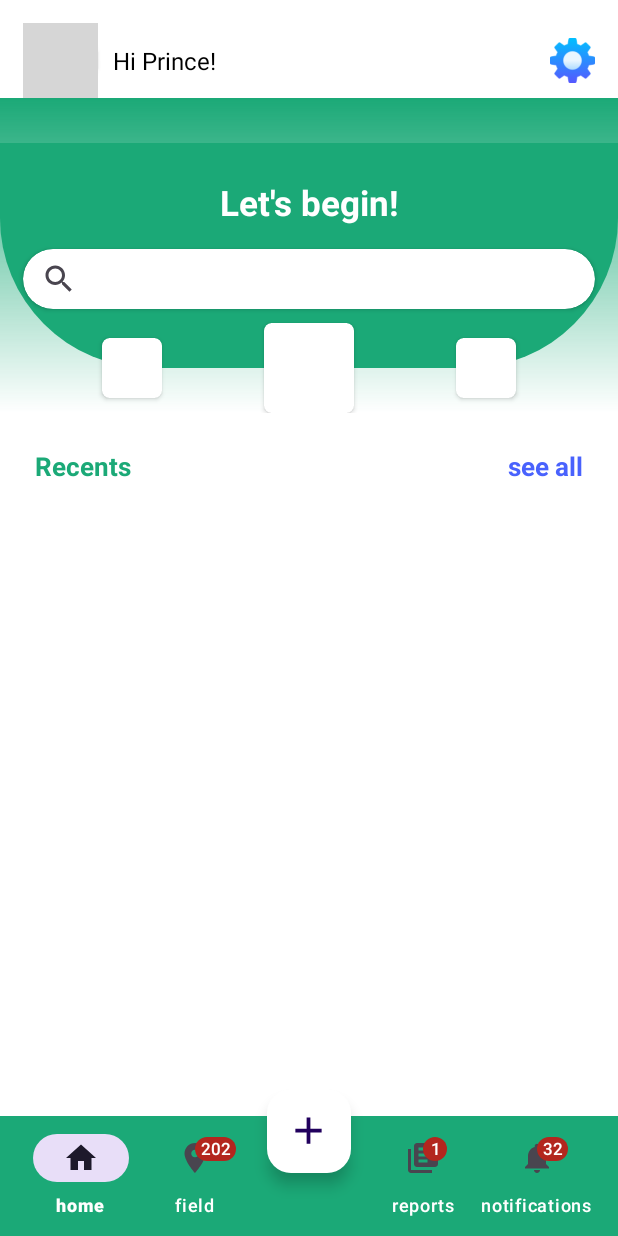
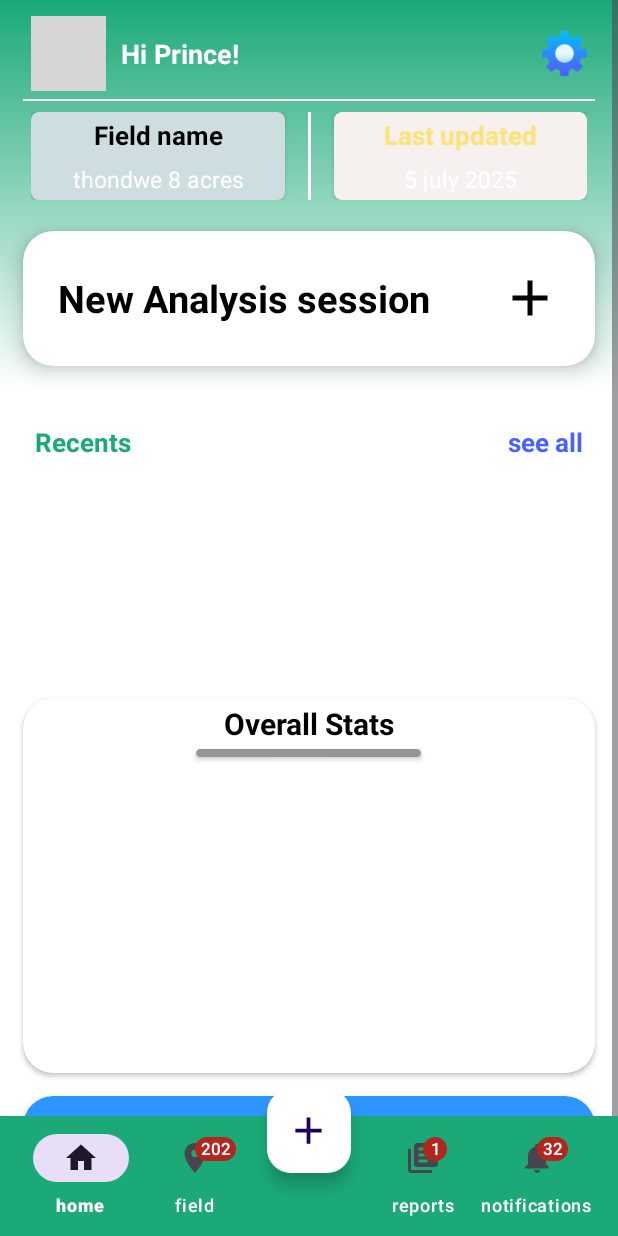
Before and after one commit to bsc-com-ne-05-20/ICT-project, an Android app: the HomeFragment screen opened directly, with no data from a screen before it, on a phone screen of 412 x 824 dp. Run offline under Robolectric (Android 15) with nearby library versions, the phone set to English and light mode, and no system bars; grey boxes are pictures that could not be loaded.

Commit message:
updated the layout of the page

```diff
--- a/app/src/main/res/layout/fragment_home.xml
+++ b/app/src/main/res/layout/fragment_home.xml
@@ -9,6 +9,14 @@
     <LinearLayout
         android:layout_width="match_parent"
         android:layout_height="wrap_content"
+        android:orientation="vertical"
+        android:layout_marginBottom="50dp">
+
+
+        <LinearLayout
+            android:layout_width="match_parent"
+            android:layout_height="wrap_content"
+            android:background="@drawable/shape2"
             android:orientation="vertical">
 
 
@@ -16,9 +24,11 @@
                 android:layout_width="match_parent"
                 android:layout_height="wrap_content"
                 android:orientation="horizontal"
-            android:layout_marginTop="15dp"
+                android:layout_marginTop="5dp"
+                android:gravity="center_vertical"
                 android:layout_marginLeft="15dp"
-            android:layout_marginRight="15dp">
+                android:layout_marginRight="15dp"
+                android:padding="5dp">
 
                 <androidx.cardview.widget.CardView
                     android:layout_width="50dp"
@@ -40,8 +50,9 @@
                     android:layout_gravity="center_vertical"
                     android:padding="10dp"
                     android:layout_weight="1"
-                android:textColor="@color/black"
-                android:textSize="16sp"
+                    android:textStyle="bold"
+                    android:textColor="@color/white"
+                    android:textSize="18sp"
                     android:text="Hi Prince!" />
 
                 <ImageView
@@ -55,90 +66,151 @@
             </LinearLayout>
 
 
+            <LinearLayout
+                android:layout_width="match_parent"
+                android:layout_height="1dp"
+                android:layout_marginStart="15dp"
+                android:layout_marginEnd="15dp"
+                android:background="@color/white"/>
 
-        <androidx.constraintlayout.widget.ConstraintLayout
+
+            <LinearLayout
                 android:layout_width="match_parent"
                 android:layout_height="wrap_content"
-            android:background="@drawable/shape2">
+                android:layout_marginTop="2dp"
+                android:padding="5dp"
+                android:layout_marginStart="15dp"
+                android:layout_marginEnd="15dp"
+                android:orientation="horizontal">
 
-            <LinearLayout
-                android:id="@+id/linearLayout"
-                android:layout_width="0dp"
-                android:layout_height="150dp"
-                android:orientation="vertical"
-                android:gravity="center"
-                android:background="@drawable/shape1"
-                app:layout_constraintBottom_toBottomOf="parent"
-                app:layout_constraintEnd_toEndOf="parent"
-                app:layout_constraintStart_toStartOf="parent"
-                app:layout_constraintTop_toTopOf="parent">
-
-                <TextView
-                    android:layout_width="match_parent"
-                    android:layout_height="wrap_content"
-                    android:textColor="@color/white"
-                    android:textAlignment="center"
-                    android:textSize="23sp"
-                    android:textStyle="bold"
-                    android:text="Let's begin!"/>
 
                 <androidx.cardview.widget.CardView
                     android:layout_width="match_parent"
-                    android:layout_height="40dp"
+                    android:layout_height="match_parent"
+                    android:layout_weight="1"
+                    app:cardBackgroundColor="#CEDEE0"
+                    app:cardCornerRadius="5dp">
+                    <LinearLayout
+                        android:layout_width="match_parent"
+                        android:layout_height="match_parent"
+                        android:layout_weight="1"
+                        android:gravity="center"
+                        android:orientation="vertical">
+
+                        <TextView
+
+                            android:layout_width="match_parent"
+                            android:layout_height="wrap_content"
+                            android:textColor="@color/black"
+                            android:textAlignment="center"
+                            android:textStyle="bold"
+                            android:padding="3dp"
+                            android:textSize="17sp"
+                            android:text="Field name" />
+
+                        <TextView
+                            android:id="@+id/field_name"
+                            android:layout_width="match_parent"
+                            android:layout_height="wrap_content"
+                            android:textAlignment="center"
+                            android:textSize="15sp"
+                            android:padding="3dp"
+                            android:textColor="@color/white"
+                            android:maxLines="1"
+                            android:text="thondwe 8 acres" />
+                    </LinearLayout>
+                </androidx.cardview.widget.CardView>
+
+                <LinearLayout
+                    android:layout_width="2dp"
+                    android:layout_height="match_parent"
+                    android:layout_marginStart="15dp"
+                    android:layout_marginEnd="15dp"
+                    android:background="@color/white"/>
+
+                <androidx.cardview.widget.CardView
+                    android:layout_width="match_parent"
+                    android:layout_height="match_parent"
+                    android:layout_weight="1"
+                    app:cardBackgroundColor="#F6F0EF"
+                    app:cardCornerRadius="5dp">
+                    <LinearLayout
+                        android:layout_width="match_parent"
+                        android:layout_height="match_parent"
+                        android:layout_weight="1"
+                        android:gravity="center"
+                        android:orientation="vertical">
+
+                        <TextView
+
+                            android:layout_width="match_parent"
+                            android:layout_height="wrap_content"
+                            android:textColor="@color/yellow"
+                            android:textAlignment="center"
+                            android:textStyle="bold"
+                            android:padding="3dp"
+                            android:textSize="17sp"
+                            android:text="Last updated" />
+
+                        <TextView
+                            android:id="@+id/last_update"
+                            android:layout_width="match_parent"
+                            android:layout_height="wrap_content"
+                            android:textAlignment="center"
+                            android:maxLines="1"
+                            android:textSize="15sp"
+                            android:textColor="@color/white"
+                            android:padding="3dp"
+                            android:text="5 july 2025" />
+                    </LinearLayout>
+                </androidx.cardview.widget.CardView>
+
+
+            </LinearLayout>
+
+
+            <androidx.cardview.widget.CardView
+                android:layout_width="match_parent"
+                android:layout_height="90dp"
                 app:cardCornerRadius="20dp"
-                    app:cardBackgroundColor="@color/white"
+                app:cardElevation="8dp"
                 android:layout_margin="15dp">
 
-                    <androidx.appcompat.widget.SearchView
-                        android:id="@+id/searchview"
+                <LinearLayout
                     android:layout_width="match_parent"
                     android:layout_height="match_parent"
-                        android:text="search here"/>
+                    android:orientation="horizontal"
+                    android:gravity="center">
+
+                    <TextView
+                        android:id="@+id/textView7"
+                        android:layout_width="wrap_content"
+                        android:layout_height="wrap_content"
+                        android:layout_weight="1"
+                        android:textAlignment="center"
+                        android:textSize="25sp"
+                        android:textColor="@color/black"
+                        android:textStyle="bold"
+                        android:text="New Analysis session" />
+
+                    <ImageView
+                        android:id="@+id/imageView2"
+                        android:layout_width="40dp"
+                        android:layout_height="40dp"
+                        android:layout_weight="1"
+                        android:src="@drawable/baseline_add_24" />
+                </LinearLayout>
+
             </androidx.cardview.widget.CardView>
         </LinearLayout>
 
-            <androidx.cardview.widget.CardView
-                android:id="@+id/cardView"
-                android:layout_width="40dp"
-                android:layout_height="40dp"
-                app:cardCornerRadius="5dp"
-                app:cardBackgroundColor="@color/white"
-                app:layout_constraintBottom_toBottomOf="@id/linearLayout"
-                app:layout_constraintEnd_toStartOf="@+id/cardView2"
-                app:layout_constraintStart_toStartOf="parent"
-                app:layout_constraintTop_toBottomOf="@id/linearLayout" />
-
-
-            <androidx.cardview.widget.CardView
-                android:id="@+id/cardView2"
-                app:cardCornerRadius="5dp"
-                android:layout_width="60dp"
-                android:layout_height="60dp"
-                app:cardBackgroundColor="@color/white"
-                app:layout_constraintBottom_toBottomOf="@id/linearLayout"
-                app:layout_constraintEnd_toStartOf="@id/cardView3"
-                app:layout_constraintStart_toEndOf="@id/cardView"
-                app:layout_constraintTop_toBottomOf="@id/linearLayout" />
-
-
-            <androidx.cardview.widget.CardView
-                android:id="@+id/cardView3"
-                android:layout_width="40dp"
-                android:layout_height="40dp"
-                app:cardBackgroundColor="@color/white"
-                app:cardCornerRadius="5dp"
-                app:layout_constraintBottom_toBottomOf="@id/linearLayout"
-                app:layout_constraintEnd_toEndOf="parent"
-                app:layout_constraintStart_toEndOf="@id/cardView2"
-                app:layout_constraintTop_toBottomOf="@id/linearLayout" />
-
-        </androidx.constraintlayout.widget.ConstraintLayout>
 
         <LinearLayout
             android:layout_width="match_parent"
             android:layout_height="wrap_content"
             android:layout_margin="15dp"
-            android:orientation="horizontal">
+            android:orientation="horizontal"
+            android:visibility="visible">
 
             <TextView
                 android:layout_width="match_parent"
@@ -165,12 +237,95 @@
 
         <HorizontalScrollView
             android:layout_width="match_parent"
-            android:layout_height="150dp">
+            android:layout_height="120dp">
 
             <androidx.recyclerview.widget.RecyclerView
+                android:id="@+id/recycler"
                 android:layout_width="match_parent"
-                android:layout_height="match_parent"/>
+                android:layout_height="match_parent"
+                android:orientation="horizontal"/>
         </HorizontalScrollView>
+
+
+        <androidx.cardview.widget.CardView
+            android:layout_width="match_parent"
+            android:layout_height="250dp"
+            app:cardCornerRadius="20dp"
+            app:cardElevation="2dp"
+            android:layout_margin="15dp">
+
+            <LinearLayout
+                android:layout_width="match_parent"
+                android:layout_height="match_parent"
+                android:orientation="vertical">
+
+
+                <TextView
+                    android:id="@+id/textView8"
+                    android:layout_width="match_parent"
+                    android:layout_height="wrap_content"
+                    android:textAlignment="center"
+                    android:textColor="@color/black"
+                    android:textSize="20sp"
+                    android:padding="3dp"
+                    android:textStyle="bold"
+                    android:text="Overall Stats" />
+
+                <androidx.cardview.widget.CardView
+                    android:layout_width="150dp"
+                    android:layout_height="5dp"
+                    android:layout_gravity="center_horizontal"
+                    app:cardCornerRadius="15dp"
+                    app:cardBackgroundColor="#979696"/>
+            </LinearLayout>
+
+        </androidx.cardview.widget.CardView>
+
+
+        <androidx.cardview.widget.CardView
+            android:layout_width="match_parent"
+            android:layout_height="100dp"
+            app:cardElevation="8dp"
+            android:layout_marginStart="15dp"
+            android:layout_marginEnd="15dp"
+            app:cardBackgroundColor="#2C95FE"
+            app:cardCornerRadius="20dp"
+            android:layout_marginBottom="30dp">
+
+            <LinearLayout
+                android:layout_width="match_parent"
+                android:layout_height="match_parent"
+                android:orientation="horizontal">
+                <TextView
+                    android:id="@+id/textView9"
+                    android:layout_width="match_parent"
+                    android:layout_height="wrap_content"
+                    android:textColor="@color/white"
+                    android:textSize="25sp"
+                    android:textStyle="bold"
+                    android:layout_marginTop="5dp"
+                    android:padding="8dp"
+                    android:layout_weight="1"
+                    android:layout_margin="5dp"
+                    android:text="Get AI Recommendations" />
+
+                <ImageView
+                    android:id="@+id/imageView4"
+                    android:layout_width="150dp"
+                    android:layout_height="match_parent"
+                    android:padding="5dp"
+                    android:layout_weight="1"
+                    android:src="@drawable/baseline_chat_bubble_outline_24" />
+
+
+            </LinearLayout>
+        </androidx.cardview.widget.CardView>
+
+
+
+
+
+
 
 
     </LinearLayout>
```
Lines whose indentation alone changed are shown as unchanged.
